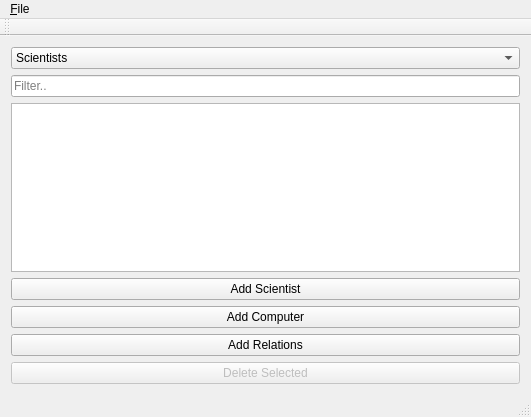
The window that Group36W3/mainwindow.ui (skulia15/Group36) describes before a commit, drawn with Qt 5.
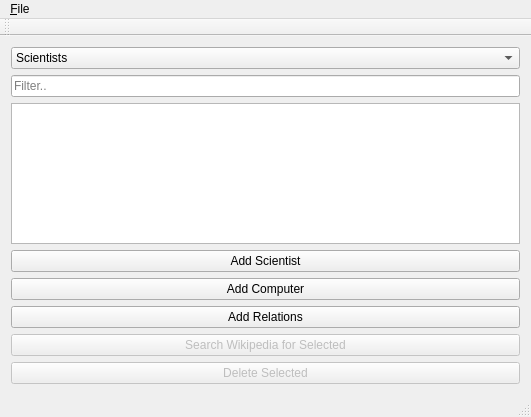
The same window after the commit.

Commit message: wiki search

```diff
--- a/Group36W3/mainwindow.ui
+++ b/Group36W3/mainwindow.ui
@@ -109,6 +109,16 @@
       </property>
      </widget>
     </item>
+    <item>
+     <widget class="QPushButton" name="button_wiki_search">
+      <property name="enabled">
+       <bool>false</bool>
+      </property>
+      <property name="text">
+       <string>Search Wikipedia for Selected</string>
+      </property>
+     </widget>
+    </item>
     <item>
      <widget class="QPushButton" name="button_delete_scientist">
       <property name="enabled">
```
Left out of the diff: 15 changed lines with no effect on the pictures. The commit also changes 16 other files.
